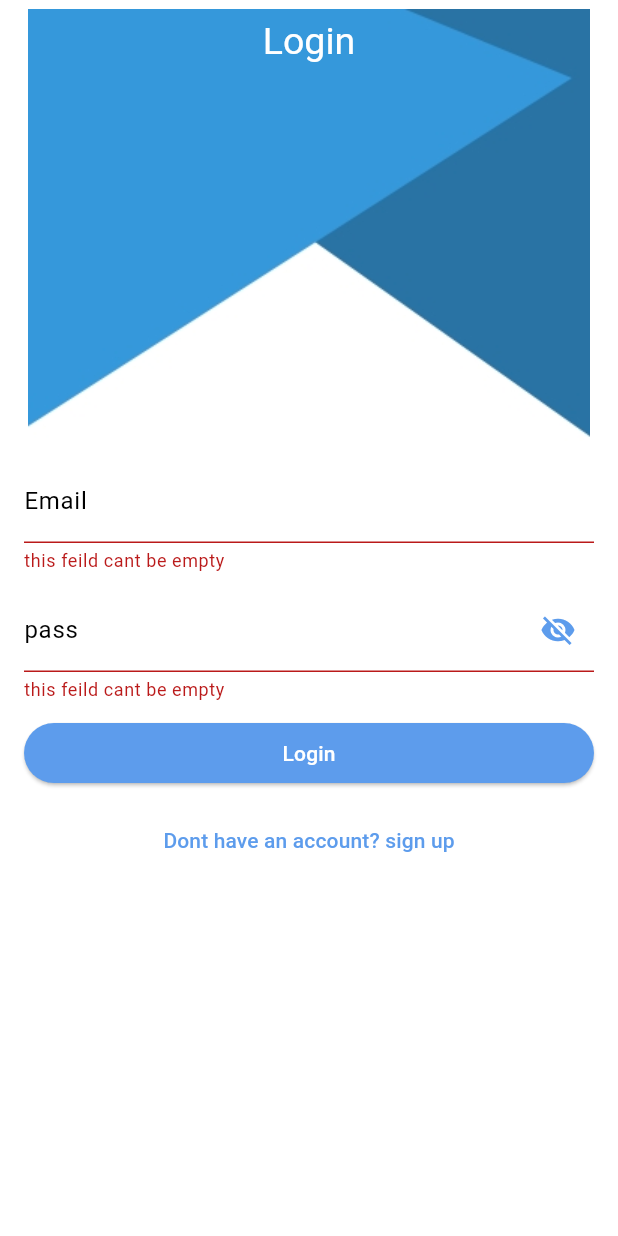
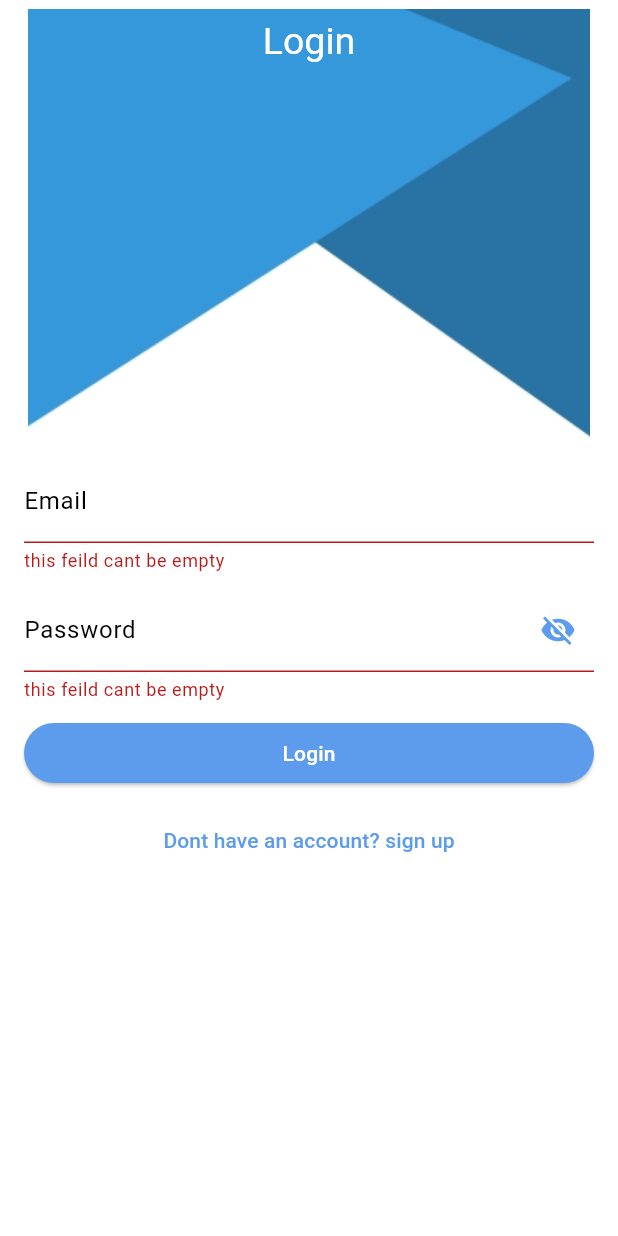
Before and after one commit to ehabMoahmed/todoApp, a Flutter app: the screen it shows after launch, after a tap on "Login", on a phone screen of 412 x 824 dp. Run offline on Flutter 3.47's test engine with Material 3 defaults, Android fonts, the phone set to English and light mode, and no system bars; our stand-ins replace cloud_firestore, firebase_auth, firebase_core; accounts and stored records are empty.

```diff
--- a/lib/layout/login/login_screen.dart
+++ b/lib/layout/login/login_screen.dart
@@ -1,7 +1,9 @@
+import 'package:firebase_auth/firebase_auth.dart';
 import 'package:flutter/material.dart';
 import 'package:todoapp/shared/constant.dart';
 import 'package:todoapp/style/app-colors.dart';
 
+import '../../shared/dialog_utils.dart';
 import '../../shared/resuable_component/custom_form_field.dart';
 import '../home_screen/home_screen.dart';
 import '../register/register_screen.dart';
@@ -18,7 +20,7 @@ bool isObsecure=true;
 
 //3n tre2 al controller t2dr tktb text mo3yn yban fe al awl aw tgeb al text al mwgod
  TextEditingController emailController=TextEditingController( );
-TextEditingController PassController=TextEditingController( );
+TextEditingController PasswordController=TextEditingController( );
 
 //adeto formstate 3shan function al validate mwgoda fe al formstate bs msh fe ay key
 GlobalKey<FormState> formkey=GlobalKey<FormState>();
@@ -72,7 +74,7 @@ GlobalKey<FormState> formkey=GlobalKey<FormState>();
 
                 CustomFormField(
                   keyboard:TextInputType.visiblePassword ,
-                  label: 'pass',
+                  label: 'Password',
                 obsecureText: isObsecure,
                 suffixIcon:IconButton( onPressed:(){
 
@@ -95,7 +97,7 @@ GlobalKey<FormState> formkey=GlobalKey<FormState>();
                       return null;
 
                   },
-                  controller: PassController,
+                  controller: PasswordController,
                 ),
 
                 SizedBox(height: 10,),
@@ -105,10 +107,7 @@ GlobalKey<FormState> formkey=GlobalKey<FormState>();
                   ),
                     onPressed: (){
                       //law al formkey de b true nfzle kza law b true azhrle al kalam
-                    if(formkey.currentState?.validate() ??false){
-                      //3shan hyshel al register aw al login w yfth al home
-                      Navigator.pushReplacementNamed(context, HomeScreen.routeName);
-                    }
+                   login();
                     },
                     child:  Text('Login',style: TextStyle(
                       color: Colors.white,
@@ -126,4 +125,36 @@ GlobalKey<FormState> formkey=GlobalKey<FormState>();
       ),
     );
   }
+  Future<void> login() async {
+    if(formkey.currentState?.validate() ??false){
+      DialogUtils.showLoadingDialog(context);
+      try {
+        final credential = await FirebaseAuth.instance.signInWithEmailAndPassword(
+            email: emailController.text,
+            password: PasswordController.text,
+        );
+        print("user id${credential.user?.uid}");
+        DialogUtils.hideLoading(context);
+
+      } on FirebaseAuthException catch (e) {
+        DialogUtils.hideLoading(context);
+        if (e.code == 'user-not-found') {
+          print('No user found for that email.');
+          DialogUtils.showMessage(context: context, message:  'user-not-found',postiveText: "OK",postivePress: (){
+          Navigator.pop(context);
+          });
+        } else if (e.code == 'wrong-password') {
+          print('Wrong password provided for that user.');
+          DialogUtils.showMessage(context: context, message:  'Wrong password',postiveText: "OK",postivePress: (){
+            Navigator.pop(context);
+          });
+        }
+
+        return;
+      }
+      //3shan hyshel al register aw al login w yfth al home
+
+    }
+    //Navigator.pushReplacementNamed(context, HomeScreen.routeName);
+    }
 }
--- a/lib/main.dart
+++ b/lib/main.dart
@@ -1,11 +1,17 @@
+import 'package:firebase_core/firebase_core.dart';
 import 'package:flutter/material.dart';
 import 'package:todoapp/style/theme.dart';
 
+import 'firebase_options.dart';
 import 'layout/home_screen/home_screen.dart';
 import 'layout/login/login_screen.dart';
 import 'layout/register/register_screen.dart';
 
-void main() {
+ void  main() async {
+   WidgetsFlutterBinding.ensureInitialized();
+  await Firebase.initializeApp(
+    options: DefaultFirebaseOptions.currentPlatform,
+  );
   runApp(const MyApp());
 }
 
--- a/lib/shared/resuable_component/custom_form_field.dart
+++ b/lib/shared/resuable_component/custom_form_field.dart
@@ -17,11 +17,14 @@ CustomFormField({required this.label,required this.keyboard, this.obsecureText=f
     return TextFormField(
       validator:validator ,
       obscureText: obsecureText, //h7otlha default false
-      obscuringCharacter: "#",
+      obscuringCharacter: "*",
       keyboardType:  keyboard,
       controller:  controller ,
       style: TextStyle(), //bta3 ale al user hyktbi
       decoration: InputDecoration(
+        enabledBorder: OutlineInputBorder(
+          borderRadius: BorderRadius.circular(20)
+        ),
         label: Text(label,style: TextStyle(color: Colors.black,fontSize: 16)),
       suffixIcon: suffixIcon,
       ),
--- a/pubspec.yaml
+++ b/pubspec.yaml
@@ -35,6 +35,9 @@ dependencies:
   # The following adds the Cupertino Icons font to your application.
   # Use with the CupertinoIcons class for iOS style icons.
   cupertino_icons: ^1.0.2
+  firebase_core: ^2.25.4
+  firebase_auth: 4.17.4
+  cloud_firestore: ^4.15.5
 
 dev_dependencies:
   flutter_test:
```
Also changed, not shown: lib/layout/register/register_screen.dart (+43 -6 lines), lib/model/user.dart (added, +27 -0 lines), lib/shared/dialog_utils.dart (added, +102 -0 lines), lib/shared/remote/firebase/firestore_helper.dart (added, +49 -0 lines), lib/firebase_options.dart (added), pubspec.lock, 8 other files.
